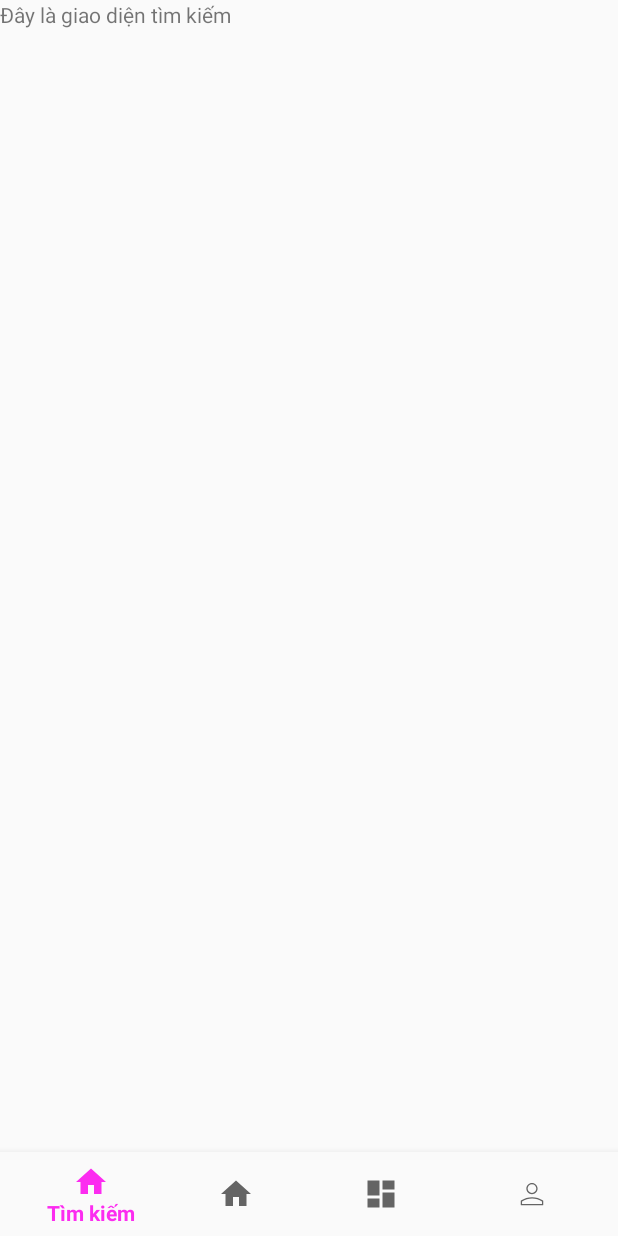
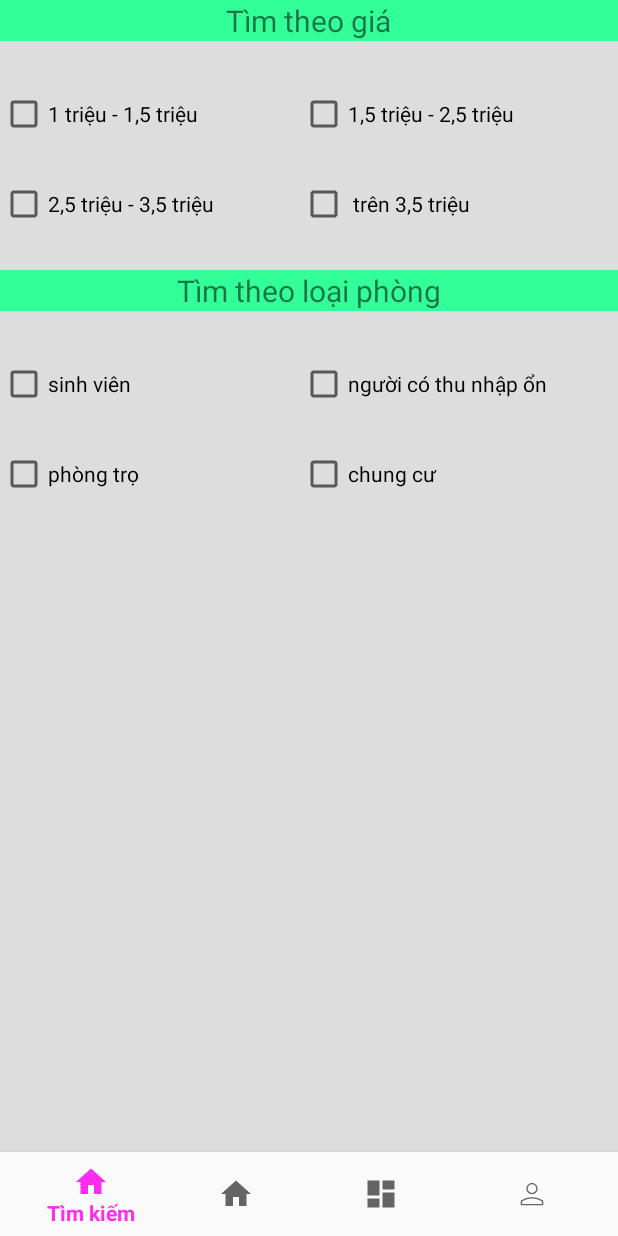
Before and after one commit to duongktdt98/kazokuu, an Android app: the screen it shows after launch (MainActivity), on a phone screen of 412 x 824 dp. Run offline under Robolectric (Android 15) with nearby library versions, the phone set to English and light mode, and no system bars.

Commit message:
update seach

```diff
--- a/app/src/main/res/layout/fragment_search.xml
+++ b/app/src/main/res/layout/fragment_search.xml
@@ -1,14 +1,120 @@
 <?xml version="1.0" encoding="utf-8"?>
 <FrameLayout xmlns:android="http://schemas.android.com/apk/res/android"
+    android:background="#DDDDDD"
     xmlns:tools="http://schemas.android.com/tools"
     android:layout_width="match_parent"
     android:layout_height="match_parent"
-    tools:context=".ActivitiesAndFragments.SearchFragment">
+    tools:context=".ActivitiesAndFragments.SearchFragment"
+    >
 
-    <!-- TODO: Update blank fragment layout -->
-    <TextView
+    <RelativeLayout
         android:layout_width="match_parent"
         android:layout_height="match_parent"
-        android:text="Đây là giao diện tìm kiếm"/>
+        >
+        <LinearLayout
+            android:background="#33FF99"
+            android:orientation="vertical"
+            android:gravity="center"
+            android:layout_width="match_parent"
+            android:layout_height="wrap_content">
+            <TextView
+                android:layout_width="wrap_content"
+                android:layout_height="wrap_content"
+                android:text="Tìm theo giá"
+                android:textSize="20dp"/>
+
+        </LinearLayout>
+        <LinearLayout
+            android:layout_marginTop="60dp"
+            android:orientation="horizontal"
+            android:layout_width="match_parent"
+            android:layout_height="wrap_content">
+            <CheckBox
+                android:id="@+id/checkbox1"
+                android:layout_width="200dp"
+                android:layout_height="wrap_content"
+                android:text="1 triệu - 1,5 triệu"
+                />
+            <CheckBox
+                android:id="@+id/checkbox2"
+                android:layout_width="200dp"
+                android:layout_height="wrap_content"
+                android:text="1,5 triệu - 2,5 triệu"
+                />
+
+        </LinearLayout>
+        <LinearLayout
+            android:layout_marginTop="120dp"
+            android:orientation="horizontal"
+            android:layout_width="match_parent"
+            android:layout_height="wrap_content">
+            <CheckBox
+                android:id="@+id/checkbox3"
+                android:layout_width="200dp"
+                android:layout_height="wrap_content"
+                android:text="2,5 triệu - 3,5 triệu"
+                />
+            <CheckBox
+                android:id="@+id/checkbox4"
+                android:layout_width="200dp"
+                android:layout_height="wrap_content"
+                android:text=" trên 3,5 triệu"
+                />
+
+        </LinearLayout>
+        <LinearLayout
+            android:layout_marginTop="180dp"
+            android:background="#33FF99"
+            android:orientation="vertical"
+            android:gravity="center"
+            android:layout_width="match_parent"
+            android:layout_height="wrap_content">
+            <TextView
+                android:layout_width="wrap_content"
+                android:layout_height="wrap_content"
+                android:text="Tìm theo loại phòng"
+                android:textSize="20dp"/>
+
+        </LinearLayout>
+        <LinearLayout
+            android:layout_marginTop="240dp"
+            android:orientation="horizontal"
+            android:layout_width="match_parent"
+            android:layout_height="wrap_content">
+            <CheckBox
+                android:id="@+id/checkbox5"
+                android:layout_width="200dp"
+                android:layout_height="wrap_content"
+                android:text="sinh viên"
+                />
+            <CheckBox
+                android:id="@+id/checkbox6"
+                android:layout_width="200dp"
+                android:layout_height="wrap_content"
+                android:text="người có thu nhập ổn"
+                />
+
+        </LinearLayout>
+
+        <LinearLayout
+            android:layout_marginTop="300dp"
+            android:orientation="horizontal"
+            android:layout_width="match_parent"
+            android:layout_height="wrap_content">
+            <CheckBox
+                android:id="@+id/checkbox7"
+                android:layout_width="200dp"
+                android:layout_height="wrap_content"
+                android:text="phòng trọ"
+                />
+            <CheckBox
+                android:id="@+id/checkbox8"
+                android:layout_width="200dp"
+                android:layout_height="wrap_content"
+                android:text="chung cư"
+                />
+
+        </LinearLayout>
+    </RelativeLayout>
 
 </FrameLayout>
```
